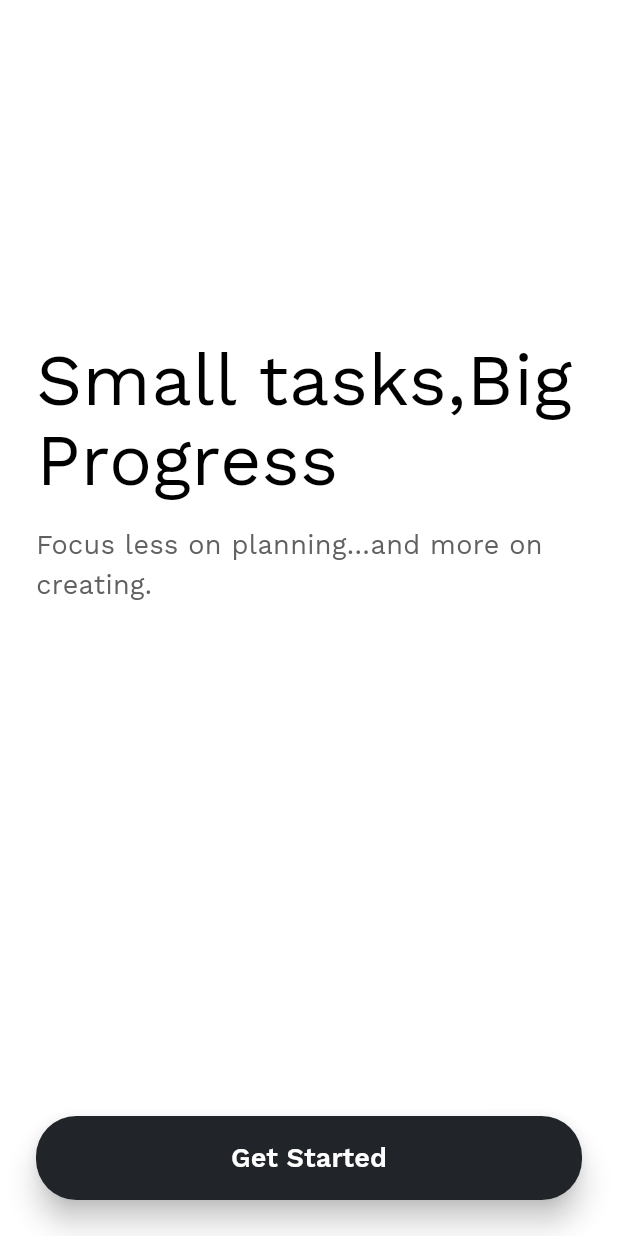
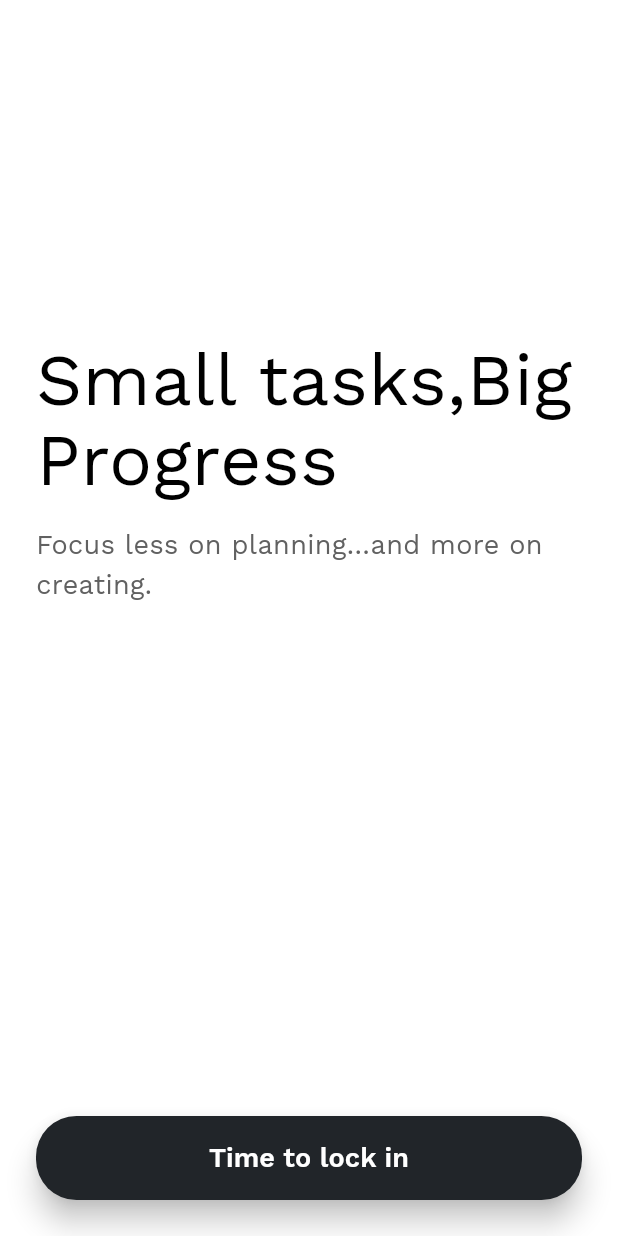
Before and after one commit to Murph-Dev798/Taskly, a Flutter app: the screen it shows after launch, on a phone screen of 412 x 824 dp. Run offline on Flutter 3.47's test engine with Material 3 defaults, Android fonts, the phone set to English and light mode, and no system bars; our stand-ins replace firebase_ai, firebase_core, google_fonts; missing offline and left inert: genui, json_schema_builder, motor; accounts and stored records are empty; statements that could not run were skipped.

Commit message:
Changed the text in the button

```diff
--- a/lib/welcome_screen.dart
+++ b/lib/welcome_screen.dart
@@ -74,7 +74,7 @@ class _WelcomeScreenState extends State<WelcomeScreen> {
                         ),
                       ),
                       child: Text(
-                        'Get Started',
+                        'Time to lock in',
                         style: GoogleFonts.workSans(
                           fontSize: 18,
                           fontWeight: FontWeight.w600,
```
